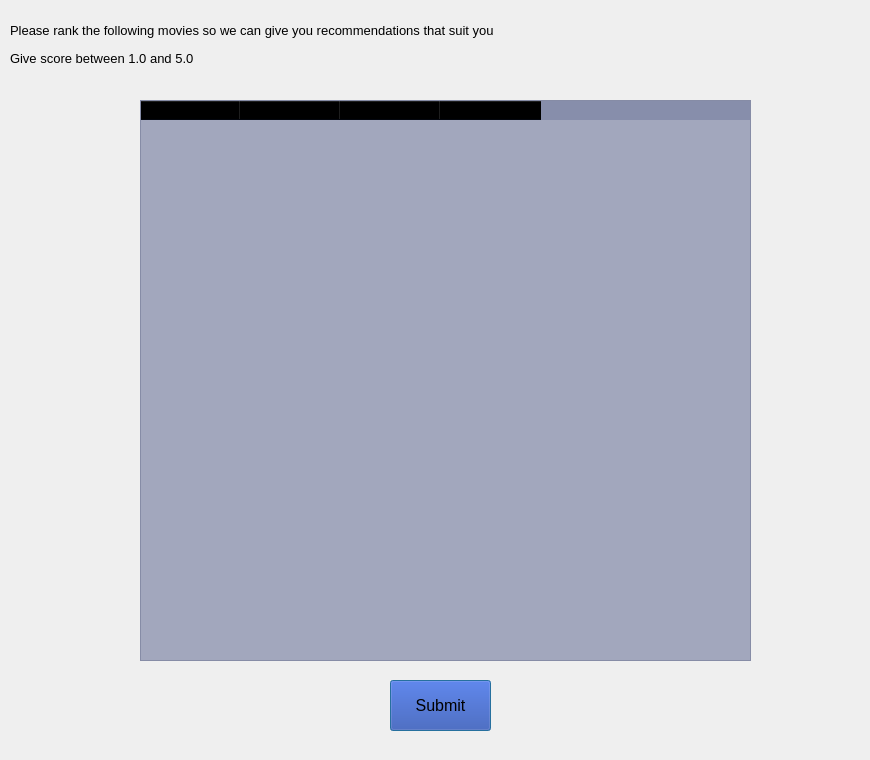
Tomer-Shahar/Movie-Recommendation, file GUI/visitor_window.ui: the form before one commit.
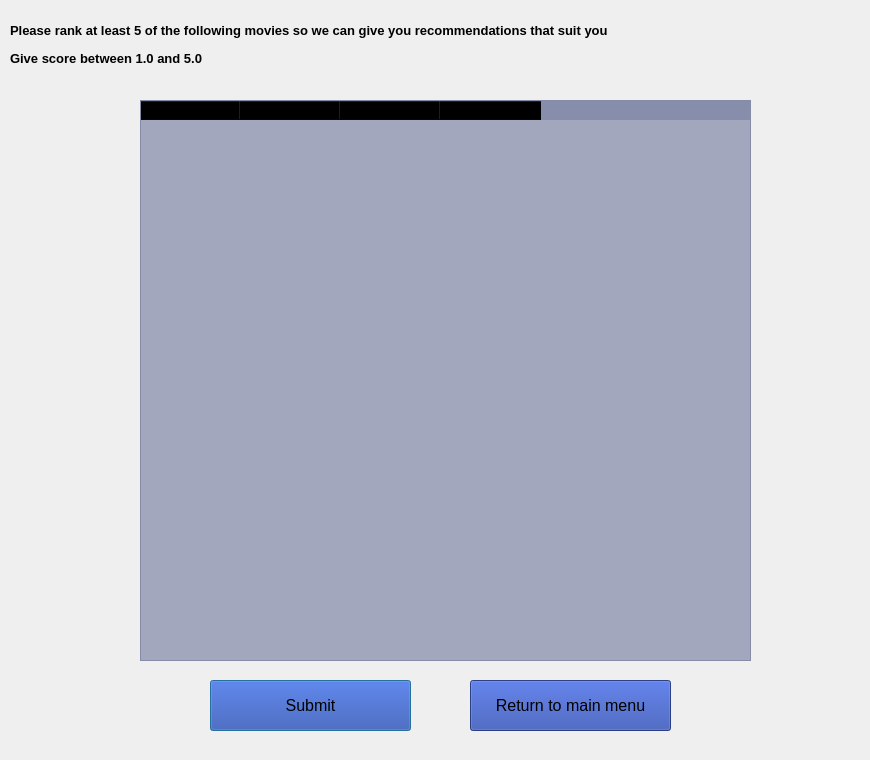
The form after the commit.

The edit to the form file:
```diff
--- a/GUI/visitor_window.ui
+++ b/GUI/visitor_window.ui
@@ -96,9 +96,9 @@
   <widget class="QPushButton" name="submit_button">
    <property name="geometry">
     <rect>
-     <x>390</x>
+     <x>210</x>
      <y>680</y>
-     <width>101</width>
+     <width>201</width>
      <height>51</height>
     </rect>
    </property>
@@ -126,17 +126,19 @@
     <rect>
      <x>10</x>
      <y>10</y>
-     <width>651</width>
+     <width>851</width>
      <height>41</height>
     </rect>
    </property>
    <property name="font">
     <font>
      <pointsize>10</pointsize>
+     <weight>75</weight>
+     <bold>true</bold>
     </font>
    </property>
    <property name="text">
-    <string>Please rank the following movies so we can give you recommendations that suit you</string>
+    <string>Please rank at least 5 of the following movies so we can give you recommendations that suit you</string>
    </property>
   </widget>
   <widget class="QLabel" name="label_2">
@@ -144,19 +146,49 @@
     <rect>
      <x>10</x>
      <y>50</y>
-     <width>261</width>
+     <width>291</width>
      <height>16</height>
     </rect>
    </property>
    <property name="font">
     <font>
      <pointsize>10</pointsize>
+     <weight>75</weight>
+     <bold>true</bold>
     </font>
    </property>
    <property name="text">
     <string>Give score between 1.0 and 5.0</string>
    </property>
   </widget>
+  <widget class="QPushButton" name="return_to_menu_button">
+   <property name="geometry">
+    <rect>
+     <x>470</x>
+     <y>680</y>
+     <width>201</width>
+     <height>51</height>
+    </rect>
+   </property>
+   <property name="font">
+    <font>
+     <pointsize>12</pointsize>
+    </font>
+   </property>
+   <property name="cursor">
+    <cursorShape>PointingHandCursor</cursorShape>
+   </property>
+   <property name="toolTipDuration">
+    <number>-1</number>
+   </property>
+   <property name="styleSheet">
+    <string notr="true">background-color: rgba(40,70,170,0.9)
+</string>
+   </property>
+   <property name="text">
+    <string>Return to main menu</string>
+   </property>
+  </widget>
  </widget>
  <resources/>
  <connections/>
```
